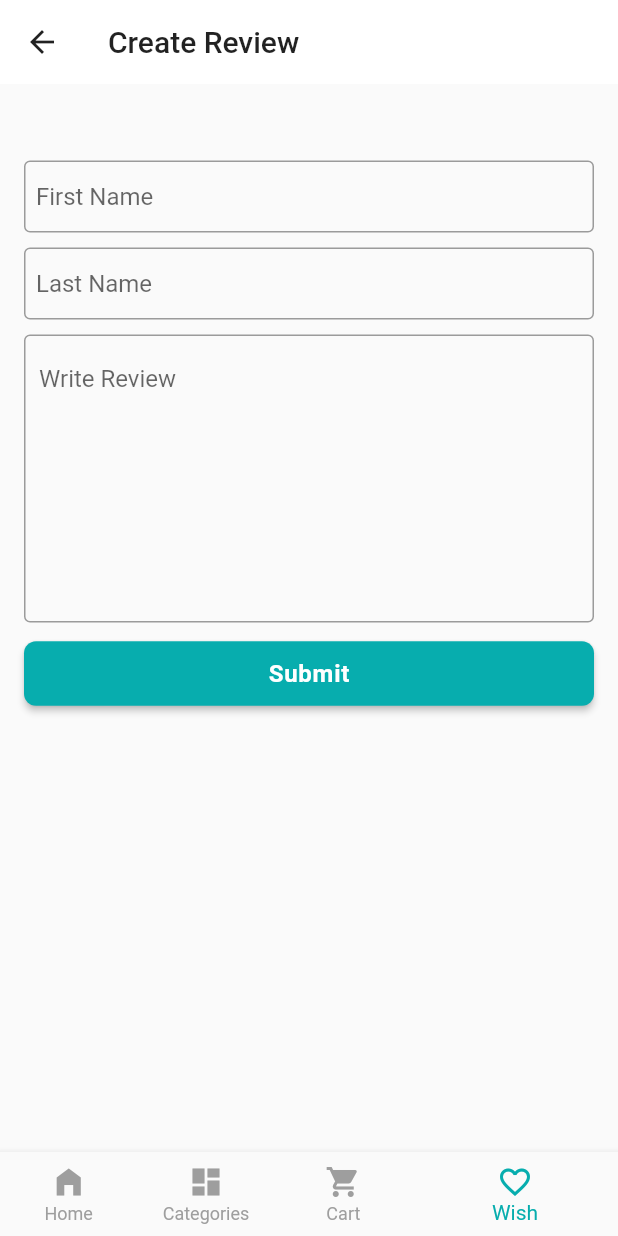
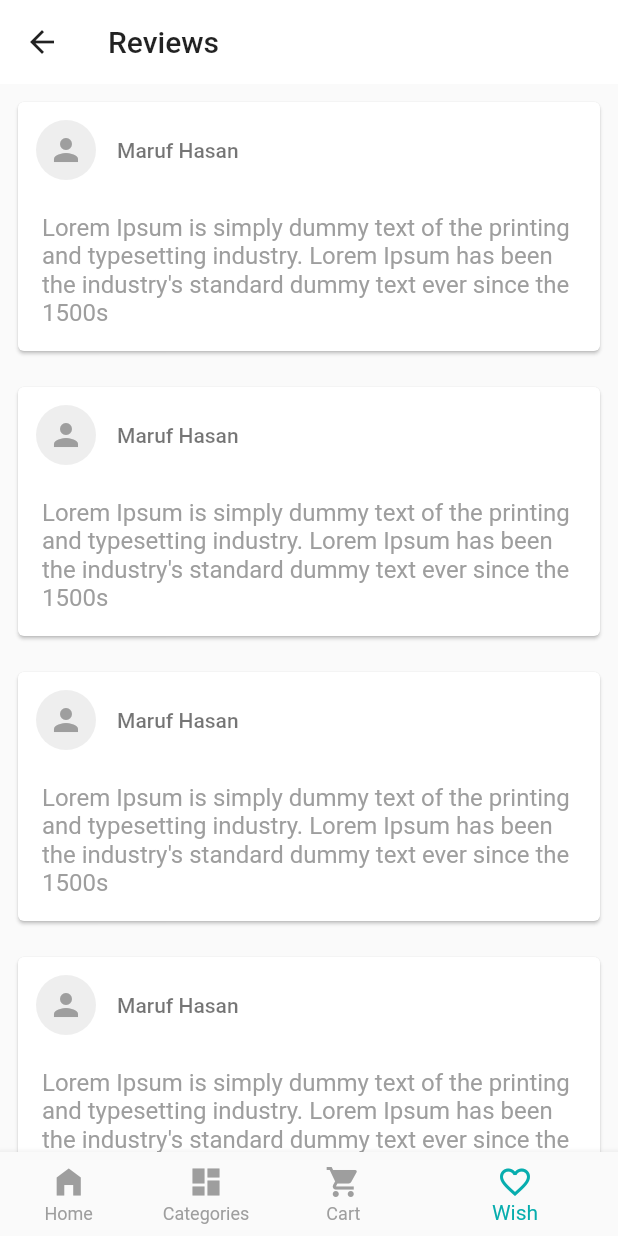
Before and after one commit to marufhasanmitul/ecommerce_crafty_bay, a Flutter app: the screen it shows after launch, item 4 of the bottom bar chosen, on a phone screen of 412 x 824 dp. Run offline on Flutter 3.47's test engine with Material 2 defaults, Android fonts, the phone set to English and light mode, and no system bars; our stand-ins replace carousel_slider, flutter_svg, get, pin_code_fields; network calls fail.

Commit message:
Review Screen Completed

```diff
--- a/lib/presentation/ui/screen/main_bottom_nav_screen.dart
+++ b/lib/presentation/ui/screen/main_bottom_nav_screen.dart
@@ -1,6 +1,7 @@
 import 'package:ecommerce_crafty_bay/presentation/ui/screen/categories.dart';
 import 'package:ecommerce_crafty_bay/presentation/ui/screen/create_review_screen.dart';
 import 'package:ecommerce_crafty_bay/presentation/ui/screen/electronics_screen.dart';
+import 'package:ecommerce_crafty_bay/presentation/ui/screen/reviews_screen.dart';
 import 'package:ecommerce_crafty_bay/presentation/ui/screen/wish_list_screen.dart';
 import 'package:ecommerce_crafty_bay/presentation/ui/utils/app_color.dart';
 import 'package:flutter/material.dart';
@@ -21,7 +22,7 @@ class _MainBottomNavScreenState extends State<MainBottomNavScreen> {
     const HomeScreen(),
     const CategoriesScreen(),
     const ElectronicsScreen(),
-    const CreateReviewScreen(),
+    const ReviewScreen(),
   ];
   @override
   Widget build(BuildContext context) {
--- /dev/null
+++ b/lib/presentation/ui/screen/reviews_screen.dart
@@ -0,0 +1,67 @@
+import 'package:ecommerce_crafty_bay/presentation/ui/widgets/circular_icon_button.dart';
+import 'package:flutter/material.dart';
+class ReviewScreen extends StatefulWidget {
+  const ReviewScreen({Key? key}) : super(key: key);
+
+  @override
+  State<ReviewScreen> createState() => _ReviewScreenState();
+}
+
+class _ReviewScreenState extends State<ReviewScreen> {
+  @override
+  Widget build(BuildContext context) {
+    return Scaffold(
+      appBar: AppBar(
+        backgroundColor: Colors.white,
+        title: const Text(
+          'Reviews',
+          style: TextStyle(
+            color: Colors.black87
+          ),
+        ),
+        leading: const BackButton(
+            color: Colors.black87
+        ),
+        elevation: 0,
+      ),
+      body:ListView.builder(
+          itemCount: 20,
+          itemBuilder:(context,index){
+            return Padding(
+              padding: const EdgeInsets.all(8.0),
+              child: Card(
+                child: Padding(
+                  padding: const EdgeInsets.all(8.0),
+                  child: Column(
+                    children: [
+                      Row(
+                        children: [
+                          CircularIconButton(
+                            icon:Icons.person,
+                            onTap: () {  },
+                          ),
+                          const SizedBox(width: 10,),
+                          const Text("Maruf Hasan",style: TextStyle(
+                            color: Colors.black54,
+                            fontWeight: FontWeight.w500
+                          ),)
+                        ],
+                      ),
+                      const SizedBox(height: 10,),
+                      const Padding(
+                        padding: EdgeInsets.all(8.0),
+                        child: Text("Lorem Ipsum is simply dummy text of the printing and typesetting industry. Lorem Ipsum has been the industry's standard dummy text ever since the 1500s",style: TextStyle(
+                            color: Colors.grey,
+                            fontSize: 16,
+                        ),),
+                      )
+                    ],
+                  ),
+                ),
+              ),
+            );
+          }
+      ),
+    );
+  }
+}
```
